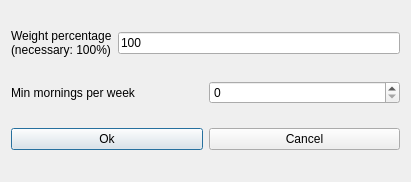
vonmecheln/fet, file fet/src/interface/modifyconstraintteachersminmorningsperweekform_template.ui: the form before one commit.
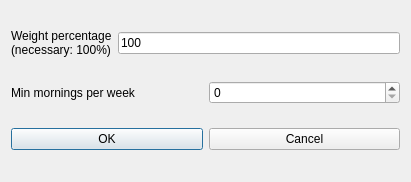
The form after the commit.

```diff
--- a/fet/src/interface/modifyconstraintteachersminmorningsperweekform_template.ui
+++ b/fet/src/interface/modifyconstraintteachersminmorningsperweekform_template.ui
@@ -70,7 +70,7 @@
      <item>
       <widget class="QPushButton" name="okPushButton">
        <property name="text">
-        <string>Ok</string>
+        <string>OK</string>
        </property>
       </widget>
      </item>
```
